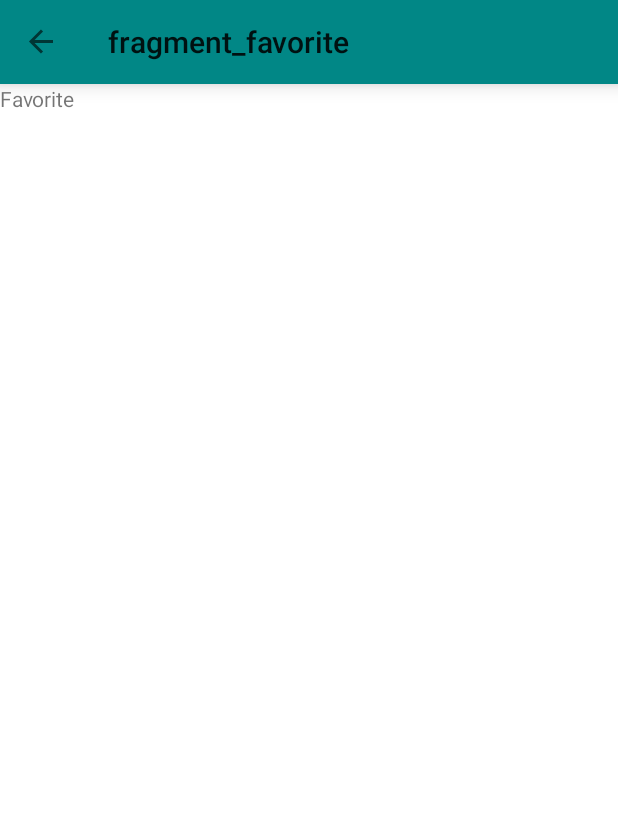
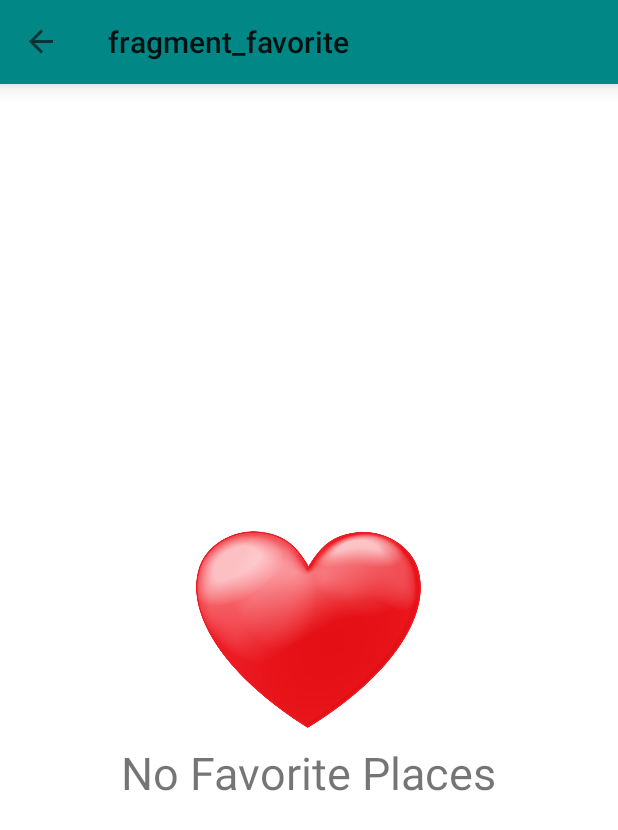
Before and after one commit to nouranfarahat/Weather-application, an Android app: the FavoriteFragment screen opened through its navigation route, on a phone screen of 412 x 824 dp. Shown: the top 830 px of the screen. Run offline under Robolectric (Android 15) with nearby library versions, the phone set to English and light mode, and no system bars; our stand-ins replace navigation-ui; pictures from the network do not load.

Commit message:
design the favorite screen

```diff
--- a/app/src/main/java/com/example/weather/utilities/Changables.kt
+++ b/app/src/main/java/com/example/weather/utilities/Changables.kt
@@ -3,7 +3,9 @@ package com.example.weather.utilities
 class Changables {
 
     companion object {
-        var unitDegree: String = "metric"
+        var unitDegree: String = "standard"
+        var windSpeedUnit: String = "standard"
+        var temperatureUnit: String = "standard"
         var language:String="en"
     }
 
--- /dev/null
+++ b/app/src/main/res/drawable/ic_baseline_delete_24.xml
@@ -0,0 +1,5 @@
+<vector android:height="24dp" android:tint="#000000"
+    android:viewportHeight="24" android:viewportWidth="24"
+    android:width="24dp" xmlns:android="http://schemas.android.com/apk/res/android">
+    <path android:fillColor="@android:color/white" android:pathData="M6,19c0,1.1 0.9,2 2,2h8c1.1,0 2,-0.9 2,-2V7H6v12zM19,4h-3.5l-1,-1h-5l-1,1H5v2h14V4z"/>
+</vector>
--- a/app/src/main/res/layout/fragment_favorite.xml
+++ b/app/src/main/res/layout/fragment_favorite.xml
@@ -1,14 +1,42 @@
 <?xml version="1.0" encoding="utf-8"?>
 <FrameLayout xmlns:android="http://schemas.android.com/apk/res/android"
     xmlns:tools="http://schemas.android.com/tools"
+    xmlns:app="http://schemas.android.com/apk/res-auto"
     android:layout_width="match_parent"
     android:layout_height="match_parent"
+    android:layout_margin="10dp"
     tools:context=".favorite.view.FavoriteFragment">
 
-    <!-- TODO: Update blank fragment layout -->
-    <TextView
+    <androidx.recyclerview.widget.RecyclerView
+        android:id="@+id/fav_rv"
         android:layout_width="match_parent"
         android:layout_height="match_parent"
-        android:text="Favorite"/>
+        app:layoutManager="androidx.recyclerview.widget.LinearLayoutManager"
+        tools:listitem="@layout/favorite_card"
+        tools:scrollbars="vertical"/>
+
+
+    <!-- TODO: Update blank fragment layout -->
+    <LinearLayout
+        android:id="@+id/favorite_empty"
+        android:layout_width="match_parent"
+        android:layout_height="match_parent"
+        android:gravity="center"
+        android:orientation="vertical">
+
+        <ImageView
+            android:layout_width="150dp"
+            android:layout_height="150dp"
+            android:layout_gravity="center"
+            android:src="@drawable/favorite" />
+
+        <TextView
+            android:layout_width="wrap_content"
+            android:layout_height="wrap_content"
+            android:layout_gravity="center"
+            android:text="No Favorite Places"
+            android:textSize="30sp" />
+
+    </LinearLayout>
 
 </FrameLayout>
--- a/app/src/main/res/layout/fragment_home.xml
+++ b/app/src/main/res/layout/fragment_home.xml
@@ -111,7 +111,7 @@
             <androidx.recyclerview.widget.RecyclerView
                 android:id="@+id/days_rv"
                 android:layout_width="match_parent"
-                android:layout_height="wrap_content"
+                android:layout_height="0dp"
                 android:layout_weight="1"
                 android:orientation="vertical"
                 app:layoutManager="androidx.recyclerview.widget.LinearLayoutManager"
```
Also changed, not shown: app/src/main/res/drawable-v24/transparent_background.xml (added, +9 -0 lines), app/src/main/res/layout/favorite_card.xml (added, +64 -0 lines).
